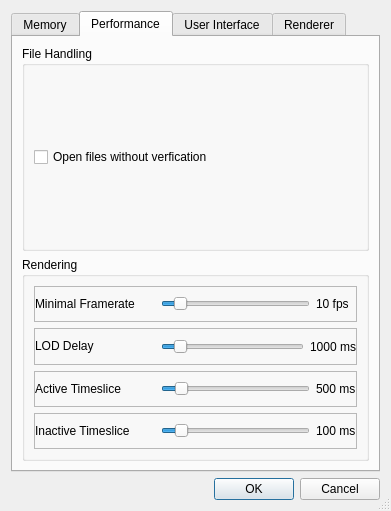
Qt form ImageVis3D/UI/UI/SettingsDlg.ui (SCIInstitute/ImageVis3D) before a commit.
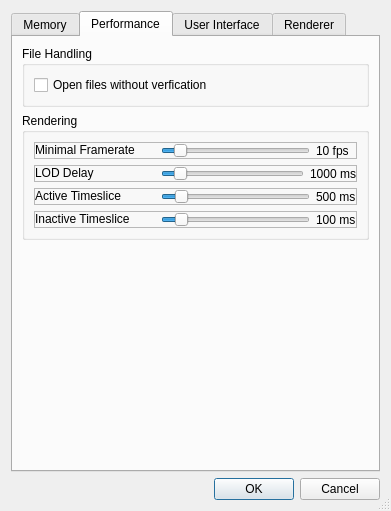
The same form after that commit. The open tabs and pages were chosen to show the change.

What changed in the file:
```diff
--- a/ImageVis3D/UI/UI/SettingsDlg.ui
+++ b/ImageVis3D/UI/UI/SettingsDlg.ui
@@ -9,7 +9,7 @@
     <x>0</x>
     <y>0</y>
     <width>358</width>
-    <height>497</height>
+    <height>479</height>
    </rect>
   </property>
   <property name="contextMenuPolicy" >
@@ -489,6 +489,19 @@
          </layout>
         </widget>
        </item>
+       <item>
+        <spacer name="verticalSpacer_3" >
+         <property name="orientation" >
+          <enum>Qt::Vertical</enum>
+         </property>
+         <property name="sizeHint" stdset="0" >
+          <size>
+           <width>20</width>
+           <height>40</height>
+          </size>
+         </property>
+        </spacer>
+       </item>
       </layout>
      </widget>
      <widget class="QWidget" name="tabUI" >
```
Left out of the diff: 7 changed lines with no effect on the pictures.
